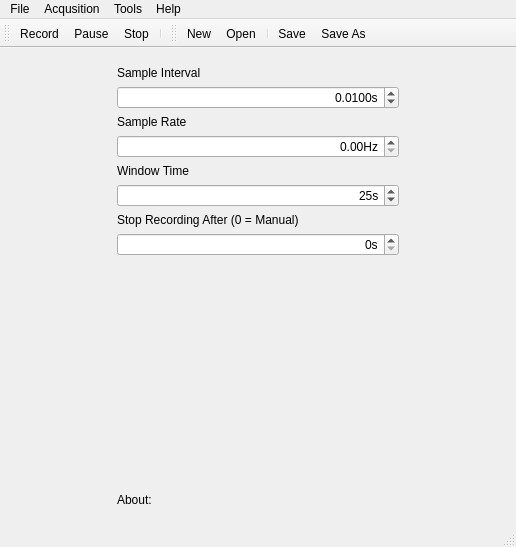
Above: wavy/mw_wavy.ui from dpizetta/wavy before the change. Below: the same form after it.
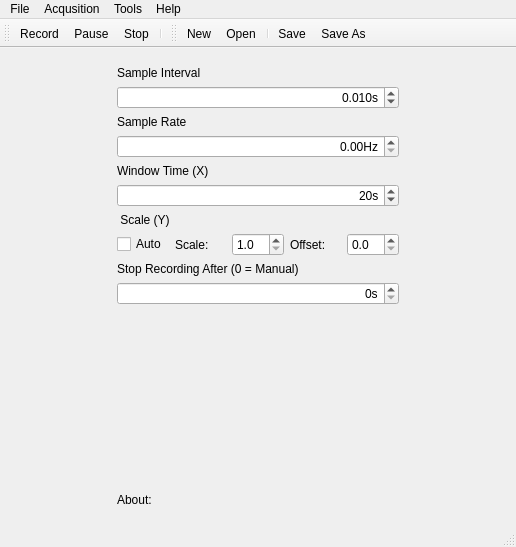
That is the form after the change. Icons and pictures are not drawn.

Commit message: NEW: new features. Cahnging graph color when recording, needs fix

Patch:
```diff
--- a/wavy/mw_wavy.ui
+++ b/wavy/mw_wavy.ui
@@ -33,81 +33,8 @@
         <height>16777215</height>
        </size>
       </property>
-      <layout class="QVBoxLayout" name="verticalLayout">
-       <item>
-        <widget class="QLabel" name="labelSampleInterval">
-         <property name="text">
-          <string>Sample Interval</string>
-         </property>
-        </widget>
-       </item>
-       <item>
-        <widget class="QDoubleSpinBox" name="doubleSpinBoxSampleInterval">
-         <property name="alignment">
-          <set>Qt::AlignRight|Qt::AlignTrailing|Qt::AlignVCenter</set>
-         </property>
-         <property name="suffix">
-          <string>s</string>
-         </property>
-         <property name="decimals">
-          <number>4</number>
-         </property>
-         <property name="minimum">
-          <double>0.000000000000000</double>
-         </property>
-         <property name="value">
-          <double>0.010000000000000</double>
-         </property>
-        </widget>
-       </item>
-       <item>
-        <widget class="QLabel" name="label">
-         <property name="text">
-          <string>Sample Rate</string>
-         </property>
-        </widget>
-       </item>
-       <item>
-        <widget class="QDoubleSpinBox" name="doubleSpinBoxSampleRate">
-         <property name="alignment">
-          <set>Qt::AlignRight|Qt::AlignTrailing|Qt::AlignVCenter</set>
-         </property>
-         <property name="suffix">
-          <string>Hz</string>
-         </property>
-         <property name="decimals">
-          <number>2</number>
-         </property>
-        </widget>
-       </item>
-       <item>
-        <widget class="QLabel" name="labelWindowTime">
-         <property name="text">
-          <string>Window Time</string>
-         </property>
-        </widget>
-       </item>
-       <item>
-        <widget class="QSpinBox" name="spinBoxWindowTime">
-         <property name="alignment">
-          <set>Qt::AlignRight|Qt::AlignTrailing|Qt::AlignVCenter</set>
-         </property>
-         <property name="suffix">
-          <string>s</string>
-         </property>
-         <property name="value">
-          <number>25</number>
-         </property>
-        </widget>
-       </item>
-       <item>
-        <widget class="QLabel" name="label_2">
-         <property name="text">
-          <string>Stop Recording After (0 = Manual)</string>
-         </property>
-        </widget>
-       </item>
-       <item>
+      <layout class="QGridLayout" name="gridLayout">
+       <item row="10" column="0" colspan="5">
         <widget class="QSpinBox" name="spinBox">
          <property name="alignment">
           <set>Qt::AlignRight|Qt::AlignTrailing|Qt::AlignVCenter</set>
@@ -120,7 +47,20 @@
          </property>
         </widget>
        </item>
-       <item>
+       <item row="7" column="2">
+        <widget class="QDoubleSpinBox" name="doubleSpinBox">
+         <property name="decimals">
+          <number>1</number>
+         </property>
+         <property name="minimum">
+          <double>1.000000000000000</double>
+         </property>
+         <property name="maximum">
+          <double>20.000000000000000</double>
+         </property>
+        </widget>
+       </item>
+       <item row="11" column="2">
         <spacer name="verticalSpacer_2">
          <property name="orientation">
           <enum>Qt::Vertical</enum>
@@ -133,7 +73,34 @@
          </property>
         </spacer>
        </item>
-       <item>
+       <item row="4" column="0" colspan="5">
+        <widget class="QLabel" name="labelWindowTime">
+         <property name="text">
+          <string>Window Time (X)</string>
+         </property>
+        </widget>
+       </item>
+       <item row="2" column="0" colspan="5">
+        <widget class="QLabel" name="label">
+         <property name="text">
+          <string>Sample Rate</string>
+         </property>
+        </widget>
+       </item>
+       <item row="7" column="4">
+        <widget class="QDoubleSpinBox" name="doubleSpinBox_2">
+         <property name="decimals">
+          <number>1</number>
+         </property>
+         <property name="maximum">
+          <double>10.000000000000000</double>
+         </property>
+         <property name="singleStep">
+          <double>0.100000000000000</double>
+         </property>
+        </widget>
+       </item>
+       <item row="12" column="0" colspan="5">
         <widget class="QLabel" name="labelAbout">
          <property name="maximumSize">
           <size>
@@ -152,6 +119,102 @@
          </property>
         </widget>
        </item>
+       <item row="3" column="0" colspan="5">
+        <widget class="QDoubleSpinBox" name="doubleSpinBoxSampleRate">
+         <property name="alignment">
+          <set>Qt::AlignRight|Qt::AlignTrailing|Qt::AlignVCenter</set>
+         </property>
+         <property name="suffix">
+          <string>Hz</string>
+         </property>
+         <property name="decimals">
+          <number>2</number>
+         </property>
+        </widget>
+       </item>
+       <item row="7" column="0">
+        <widget class="QCheckBox" name="checkBox">
+         <property name="text">
+          <string>Auto</string>
+         </property>
+        </widget>
+       </item>
+       <item row="9" column="0" colspan="5">
+        <widget class="QLabel" name="label_2">
+         <property name="text">
+          <string>Stop Recording After (0 = Manual)</string>
+         </property>
+        </widget>
+       </item>
+       <item row="1" column="0" colspan="5">
+        <widget class="QDoubleSpinBox" name="doubleSpinBoxSampleInterval">
+         <property name="alignment">
+          <set>Qt::AlignRight|Qt::AlignTrailing|Qt::AlignVCenter</set>
+         </property>
+         <property name="suffix">
+          <string>s</string>
+         </property>
+         <property name="decimals">
+          <number>3</number>
+         </property>
+         <property name="minimum">
+          <double>0.001000000000000</double>
+         </property>
+         <property name="maximum">
+          <double>5.000000000000000</double>
+         </property>
+         <property name="singleStep">
+          <double>0.001000000000000</double>
+         </property>
+         <property name="value">
+          <double>0.010000000000000</double>
+         </property>
+        </widget>
+       </item>
+       <item row="6" column="0" colspan="5">
+        <widget class="QLabel" name="label_3">
+         <property name="text">
+          <string> Scale (Y)</string>
+         </property>
+        </widget>
+       </item>
+       <item row="5" column="0" colspan="5">
+        <widget class="QSpinBox" name="spinBoxWindowTime">
+         <property name="alignment">
+          <set>Qt::AlignRight|Qt::AlignTrailing|Qt::AlignVCenter</set>
+         </property>
+         <property name="suffix">
+          <string>s</string>
+         </property>
+         <property name="minimum">
+          <number>1</number>
+         </property>
+         <property name="value">
+          <number>20</number>
+         </property>
+        </widget>
+       </item>
+       <item row="0" column="0" colspan="5">
+        <widget class="QLabel" name="labelSampleInterval">
+         <property name="text">
+          <string>Sample Interval</string>
+         </property>
+        </widget>
+       </item>
+       <item row="7" column="1">
+        <widget class="QLabel" name="label_4">
+         <property name="text">
+          <string>Scale:</string>
+         </property>
+        </widget>
+       </item>
+       <item row="7" column="3">
+        <widget class="QLabel" name="label_5">
+         <property name="text">
+          <string>Offset:</string>
+         </property>
+        </widget>
+       </item>
       </layout>
      </widget>
     </item>
```
Left out of the diff: 36 changed lines with no effect on the pictures. The commit also changes 12 other files.
